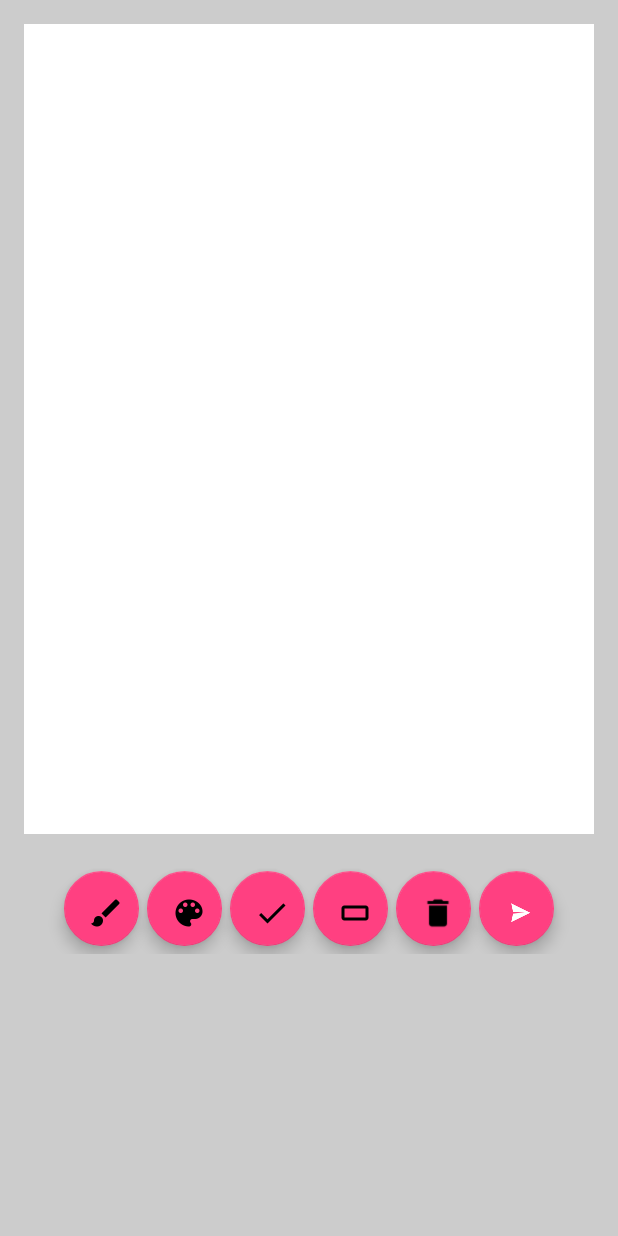
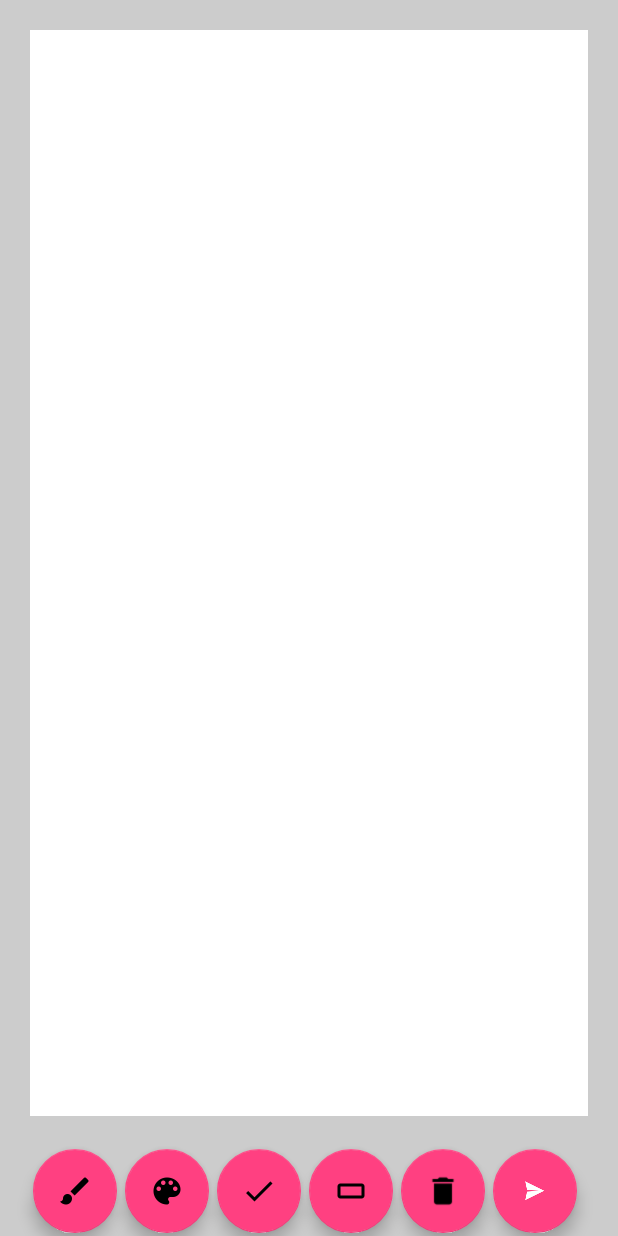
Before and after one commit to MadelynTav/PaintApp, an Android app: the screen it shows after launch (MainActivity), on a phone screen of 412 x 824 dp. Run offline under Robolectric (Android 15) with nearby library versions, the phone set to English and light mode, and no system bars; our stand-ins replace ButterKnife.

```diff
--- a/app/src/main/AndroidManifest.xml
+++ b/app/src/main/AndroidManifest.xml
@@ -15,6 +15,7 @@
 
         <activity
             android:name=".MainActivity"
+            android:screenOrientation="portrait"
             android:label="@string/app_name"
             android:theme="@style/AppTheme.NoActionBar">
             <intent-filter>
--- a/app/src/main/java/nyc/apprentice/madelyntavarez/paintapp/CustomView.java
+++ b/app/src/main/java/nyc/apprentice/madelyntavarez/paintapp/CustomView.java
@@ -42,7 +42,6 @@ public class CustomView extends View {
         drawPaint = new Paint();
         drawPaint.setColor(paintColor);
 
-
         drawPaint.setAntiAlias(true);
         drawPaint.setStrokeWidth(20);
         drawPaint.setStyle(Paint.Style.STROKE);
@@ -50,7 +49,6 @@ public class CustomView extends View {
         drawPaint.setStrokeCap(Paint.Cap.ROUND);
 
         canvasPaint = new Paint(Paint.DITHER_FLAG);
-
 
         brushSize = getResources().getInteger(R.integer.medium_size);
         lastBrushSize = brushSize;
@@ -96,7 +94,7 @@ public class CustomView extends View {
         return true;
     }
 
-    //save bitmap to file in order to share via intent
+    //save bitmap to file in order to shareButton via intent
     public File shareImage(Context context) {
         File cache = context.getExternalCacheDir();
         File sharefile = new File(cache, "toshare.png");
--- a/app/src/main/java/nyc/apprentice/madelyntavarez/paintapp/MainActivity.java
+++ b/app/src/main/java/nyc/apprentice/madelyntavarez/paintapp/MainActivity.java
@@ -12,24 +12,20 @@ import android.support.design.widget.FloatingActionButton;
 import android.support.v7.app.AppCompatActivity;
 import android.util.Log;
 import android.view.View;
-import android.view.ViewGroup;
 import android.widget.Toast;
-
 import java.io.File;
 import java.util.UUID;
+import butterknife.Bind;
+import butterknife.ButterKnife;
 
 public class MainActivity extends AppCompatActivity {
 
-
-    FloatingActionButton currBrushSize;
-    FloatingActionButton currColor;
-    FloatingActionButton erase;
-    FloatingActionButton trash;
-    FloatingActionButton save;
-    FloatingActionButton share;
-    float smallBrush;
-    float mediumBrush;
-    float largeBrush;
+    @Bind(R.id.brush_button)FloatingActionButton brushButton;
+    @Bind(R.id.color_button)FloatingActionButton colorButton;
+    @Bind(R.id.erase)FloatingActionButton eraseButton;
+    @Bind(R.id.trash)FloatingActionButton trashButton;
+    @Bind(R.id.save)FloatingActionButton saveButton;
+    @Bind(R.id.share)FloatingActionButton shareButton;
     private CustomView customView;
     Dialog colorDialog;
     Context context = this;
@@ -39,62 +35,52 @@ public class MainActivity extends AppCompatActivity {
     protected void onCreate(Bundle savedInstanceState) {
         super.onCreate(savedInstanceState);
         setContentView(R.layout.content_main);
-        currColor = (FloatingActionButton) findViewById(R.id.color_button);
-        currBrushSize = (FloatingActionButton) findViewById(R.id.brush_button);
-        share = (FloatingActionButton) findViewById(R.id.share);
         customView = (CustomView) findViewById(R.id.drawing_view);
-        erase = (FloatingActionButton) findViewById(R.id.erase);
-        smallBrush = getResources().getInteger(R.integer.small_size);
-        mediumBrush = getResources().getInteger(R.integer.medium_size);
-        largeBrush = getResources().getInteger(R.integer.large_size);
-        save = (FloatingActionButton) findViewById(R.id.save);
-        trash = (FloatingActionButton) findViewById(R.id.trash);
         customView.setDrawingCacheEnabled(true);
+        ButterKnife.bind(this);
+        setUpClickListeners();
 
 
     }
 
-    @Override
-    protected void onResume() {
-        super.onResume();
-
-        currBrushSize.setOnClickListener(new View.OnClickListener() {
+    private void setUpClickListeners() {
+        brushButton.setOnClickListener(new View.OnClickListener() {
             @Override
             public void onClick(View v) {
                 customView.setErase(false);
                 brushDialog = new Dialog(context);
                 brushDialog.setContentView(R.layout.brush_size_picker);
-                brushDialog.getWindow().setBackgroundDrawable(new ColorDrawable(android.graphics.Color.TRANSPARENT));
+                brushDialog.getWindow().setBackgroundDrawable(new ColorDrawable(Color.TRANSPARENT));
                 brushDialog.setCanceledOnTouchOutside(true);
                 brushDialog.show();
             }
         });
 
-        currColor.setOnClickListener(new View.OnClickListener() {
+        colorButton.setOnClickListener(new View.OnClickListener() {
             @Override
             public void onClick(View v) {
                 customView.setErase(false);
                 colorDialog = new Dialog(context);
                 colorDialog.setContentView(R.layout.color_picker);
-                colorDialog.getWindow().setBackgroundDrawable(new ColorDrawable(android.graphics.Color.TRANSPARENT));
+                colorDialog.getWindow().setBackgroundDrawable(new ColorDrawable(Color.TRANSPARENT));
                 colorDialog.setCanceledOnTouchOutside(true);
                 colorDialog.show();
             }
         });
 
-        erase.setOnClickListener(new View.OnClickListener() {
+        eraseButton.setOnClickListener(new View.OnClickListener() {
             @Override
             public void onClick(View v) {
                 customView.setErase(true);
                 brushDialog = new Dialog(context);
                 brushDialog.setContentView(R.layout.eraser_size_picker);
-                brushDialog.getWindow().setBackgroundDrawable(new ColorDrawable(android.graphics.Color.TRANSPARENT));
+                brushDialog.getWindow().setBackgroundDrawable(new ColorDrawable(Color.TRANSPARENT));
                 brushDialog.setCanceledOnTouchOutside(true);
                 brushDialog.show();
             }
         });
 
-        trash.setOnClickListener(new View.OnClickListener() {
+        trashButton.setOnClickListener(new View.OnClickListener() {
             @Override
             public void onClick(View v) {
                 customView.clearCanvas();
@@ -102,7 +88,7 @@ public class MainActivity extends AppCompatActivity {
             }
         });
 
-        save.setOnClickListener(new View.OnClickListener() {
+        saveButton.setOnClickListener(new View.OnClickListener() {
             @Override
             public void onClick(View v) {
                 customView.setDrawingCacheEnabled(true);
@@ -121,11 +107,11 @@ public class MainActivity extends AppCompatActivity {
 
         });
 
-        share.setOnClickListener(new View.OnClickListener() {
+        shareButton.setOnClickListener(new View.OnClickListener() {
             @Override
             public void onClick(View v) {
                 File sharefile = customView.shareImage(context);
-                Intent share = new Intent(android.content.Intent.ACTION_SEND);
+                Intent share = new Intent(Intent.ACTION_SEND);
                 share.setType("image/png");
                 share.putExtra(Intent.EXTRA_STREAM, Uri.parse("file://" + sharefile));
                 startActivity(Intent.createChooser(share, "Share Image"));
--- a/app/src/main/res/layout/content_main.xml
+++ b/app/src/main/res/layout/content_main.xml
@@ -1,79 +1,55 @@
 <?xml version="1.0" encoding="utf-8"?>
-<LinearLayout xmlns:android="http://schemas.android.com/apk/res/android"
+<RelativeLayout xmlns:android="http://schemas.android.com/apk/res/android"
     android:layout_width="match_parent"
     android:layout_height="match_parent"
-    android:paddingBottom="@dimen/activity_vertical_margin"
-    android:paddingLeft="@dimen/activity_horizontal_margin"
-    android:background="#FFCCCCCC"
-    android:orientation="vertical"
-    android:paddingRight="@dimen/activity_horizontal_margin"
-    android:paddingTop="@dimen/activity_vertical_margin">
+    android:background="@color/grey"
+    android:orientation="vertical">
 
     <nyc.apprentice.madelyntavarez.paintapp.CustomView
-        android:layout_width="fill_parent"
-        android:layout_height="540dp"
+        android:layout_width="match_parent"
+        android:layout_height="match_parent"
+        android:layout_above="@+id/button_layout"
+        android:layout_margin="20dp"
         android:id="@+id/drawing_view"
-        android:background="#FFFFFF"
-        android:layout_marginBottom="20dp" />
-
+        android:background="@color/white" />
 
     <LinearLayout
         android:layout_width="match_parent"
-        android:layout_height="60dp"
+        android:layout_height="@dimen/sixty"
         android:gravity="center"
+        android:layout_alignParentBottom="true"
         android:id="@+id/button_layout"
         android:orientation="horizontal">
 
+        <android.support.design.widget.FloatingActionButton
+            android:src="@drawable/brush"
+            android:id="@+id/brush_button"
+            style="@style/ActionButtons"/>
 
         <android.support.design.widget.FloatingActionButton
-            android:layout_width="50dp"
-            android:layout_height="wrap_content"
-            android:layout_marginRight="5dp"
-            android:src="@drawable/brush"
-            android:id="@+id/brush_button"
-            android:scaleType="centerCrop" />
+            android:src="@drawable/color_picker"
+            android:id="@+id/color_button"
+            style="@style/ActionButtons"/>
 
         <android.support.design.widget.FloatingActionButton
-            android:layout_width="50dp"
-            android:layout_height="wrap_content"
-            android:layout_marginRight="5dp"
-            android:scaleType="centerCrop"
-            android:src="@drawable/color_picker"
-            android:id="@+id/color_button" />
+            android:src="@drawable/save"
+            android:id="@+id/save"
+            style="@style/ActionButtons"/>
 
         <android.support.design.widget.FloatingActionButton
-            android:layout_width="50dp"
-            android:layout_height="wrap_content"
-            android:src="@drawable/save"
-            android:scaleType="centerCrop"
-            android:layout_marginRight="5dp"
-            android:id="@+id/save" />
+            android:src="@drawable/eraser"
+            android:id="@+id/erase"
+            style="@style/ActionButtons"/>
 
         <android.support.design.widget.FloatingActionButton
-            android:layout_width="50dp"
-            android:src="@drawable/eraser"
-            android:scaleType="centerCrop"
-            android:layout_height="wrap_content"
-            android:layout_marginRight="5dp"
-            android:id="@+id/erase" />
+            android:id="@+id/trash"
+            android:src="@drawable/trash"
+            style="@style/ActionButtons"/>
 
         <android.support.design.widget.FloatingActionButton
-            android:layout_width="50dp"
-            android:layout_height="wrap_content"
-            android:id="@+id/trash"
-            android:layout_marginRight="5dp"
-            android:scaleType="centerCrop"
-            android:src="@drawable/trash" />
-
-        <android.support.design.widget.FloatingActionButton
-            android:layout_width="50dp"
-            android:layout_height="wrap_content"
             android:id="@+id/share"
             android:src="@drawable/ic_stat_name"
-            android:scaleType="centerCrop" />
-
+            style="@style/ActionButtons" />
 
     </LinearLayout>
-
-
-</LinearLayout>
+</RelativeLayout>
--- a/app/src/main/res/values/colors.xml
+++ b/app/src/main/res/values/colors.xml
@@ -11,5 +11,7 @@
     <color name="purple">#9A1493</color>
     <color name="orange">#FC7201</color>
     <color name="black">#050402</color>
+    <color name="grey">#FFCCCCCC</color>
+    <color name="white">#FFFFFF</color>
     <color name="transparent">#0000ffff</color>
 </resources>
--- a/app/src/main/res/values/dimens.xml
+++ b/app/src/main/res/values/dimens.xml
@@ -10,6 +10,7 @@
     <integer name="medium_size">20</integer>
     <dimen name="large_brush">30dp</dimen>
     <dimen name="extra_large_brush">40dp</dimen>
+    <dimen name="sixty">60dp</dimen>
     <integer name="large_size">30</integer>
     <integer name="extra_large_size">40</integer>
 </resources>
--- a/app/src/main/res/values/styles.xml
+++ b/app/src/main/res/values/styles.xml
@@ -17,4 +17,19 @@
 
     <style name="AppTheme.PopupOverlay" parent="ThemeOverlay.AppCompat.Light" />
 
+    <style name="ActionButtons">
+        <item name="android:layout_width">150dp</item>
+        <item name="android:layout_height">wrap_content</item>
+        <item name="android:layout_marginRight">5dp</item>
+        <item name="android:scaleType">centerCrop</item>
+    </style>
+    <style name="BrushStyle">
+        <item name="android:layout_width">wrap_content</item>
+        <item name="android:layout_weight">1</item>
+        <item name="android:layout_height">wrap_content</item>
+        <item name="android:background">#00ffffff</item>
+        <item name="android:layout_gravity">center</item>
+        <item name="android:layout_marginBottom">30dp</item>
+    </style>
+
 </resources>
```
Also changed, not shown: app/src/main/res/layout/brush_size_picker.xml (+8 -26 lines), app/src/main/res/layout/eraser_size_picker.xml (+10 -27 lines).
